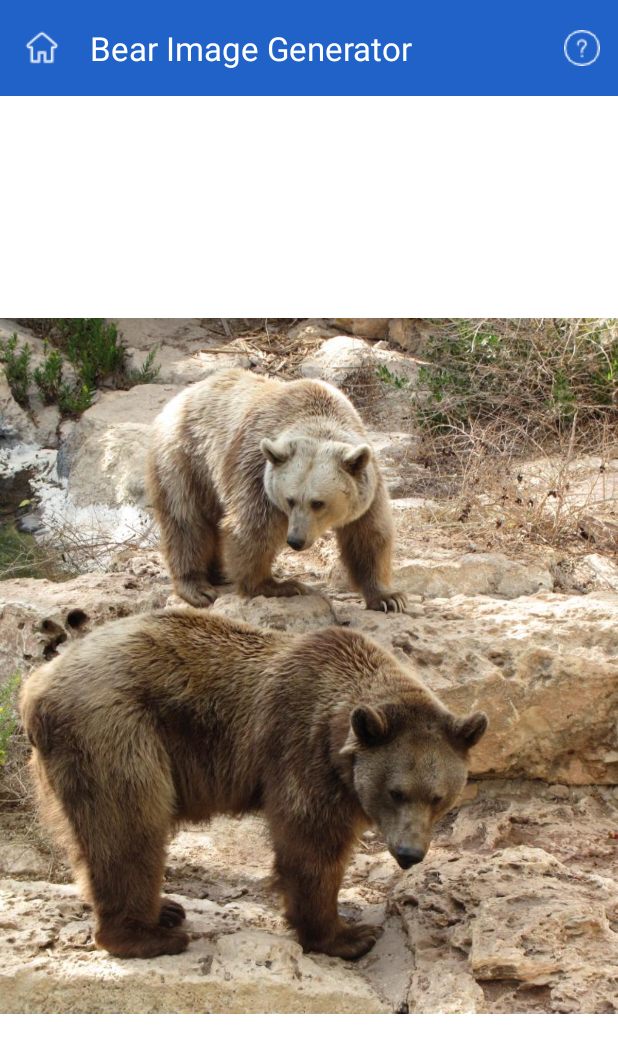
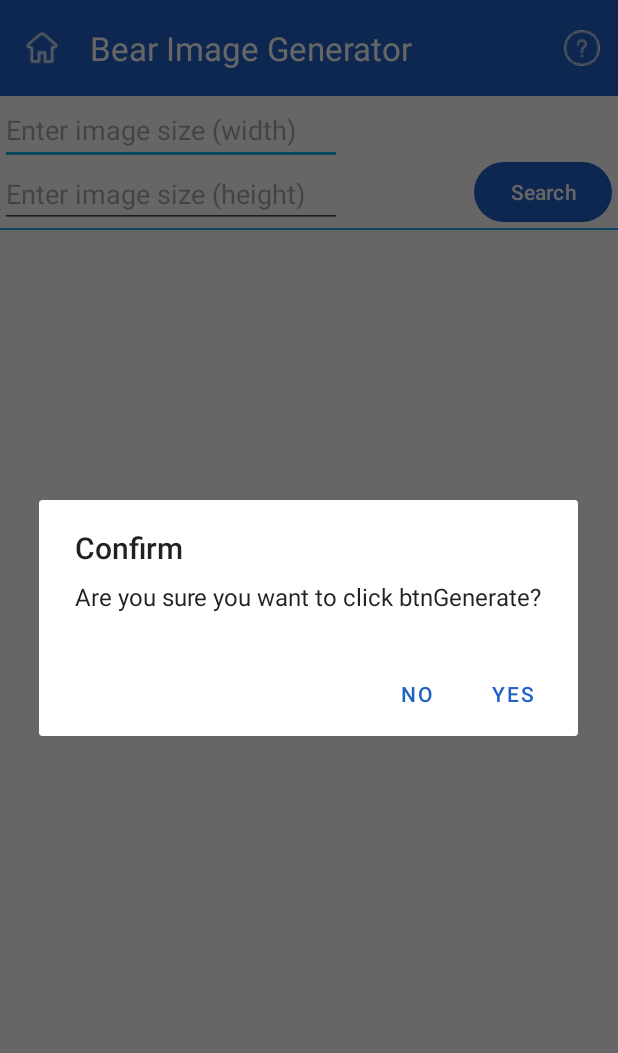
Before and after one commit to Derek-Tsang/FinalProject, an Android app: the BearImageGeneratorActivity screen opened directly, with no data from a screen before it, after a tap on "Search", on a phone screen of 412 x 824 dp. Shown: the top 1053 px of the screen. Run offline under Robolectric (Android 15) with nearby library versions, the phone set to English and light mode, and no system bars.

Commit message:
Bear part1

```diff
--- a/app/src/main/java/algonquin/cst2335/finalproject/UI/BearImageGeneratorActivity.java
+++ b/app/src/main/java/algonquin/cst2335/finalproject/UI/BearImageGeneratorActivity.java
@@ -1,27 +1,22 @@
 package algonquin.cst2335.finalproject.UI;
 
 import android.app.AlertDialog;
+import android.content.DialogInterface;
 import android.graphics.Color;
 import android.os.Bundle;
 import android.view.Menu;
 import android.view.MenuItem;
 import android.view.View;
-
 import androidx.appcompat.app.AppCompatActivity;
 import androidx.appcompat.widget.Toolbar;
 import androidx.recyclerview.widget.LinearLayoutManager;
-import androidx.recyclerview.widget.RecyclerView;
-
 import java.util.ArrayList;
-
 import algonquin.cst2335.finalproject.Adapter.BearAdapter;
 import algonquin.cst2335.finalproject.Entities.Bear;
 import algonquin.cst2335.finalproject.R;
 import algonquin.cst2335.finalproject.UI.Fragment.BearFragment;
-import algonquin.cst2335.finalproject.UI.Fragment.FlightDetailFragment;
+import algonquin.cst2335.finalproject.databinding.ActivityBearBinding;
 import algonquin.cst2335.finalproject.Utilities.CommonSharedPreference;
-import algonquin.cst2335.finalproject.databinding.ActivityBearBinding;
-import kotlin.reflect.KClassesImplKt;
 
 public class BearImageGeneratorActivity extends AppCompatActivity {
 
@@ -29,6 +24,7 @@
     ArrayList<Bear> bears = new ArrayList<>();
     BearAdapter adapter;
     Toolbar toolbar;
+
     @Override
     protected void onCreate(Bundle savedInstanceState) {
         //SharedPreference
@@ -40,12 +36,32 @@
         configureToolbar();
 
         binding.btnGenerate.setOnClickListener(click -> {
-            BearFragment bearFragment = new BearFragment(getApplicationContext());
-            getSupportFragmentManager().beginTransaction().add(R.id.fragmentDetailBear,bearFragment).addToBackStack("") .commit();
-            bears.add(new Bear());
-            adapter.notifyDataSetChanged();
+            // Show an AlertDialog to confirm clicking "btnGenerate"
+            AlertDialog.Builder alertDialogBuilder = new AlertDialog.Builder(this);
+            alertDialogBuilder.setTitle("Confirm");
+            alertDialogBuilder.setMessage("Are you sure you want to click btnGenerate?");
+            alertDialogBuilder.setPositiveButton("Yes", new DialogInterface.OnClickListener() {
+                @Override
+                public void onClick(DialogInterface dialog, int which) {
+                    // Code to perform when the user clicks "Yes" on the AlertDialog.
+                    BearFragment bearFragment = new BearFragment(getApplicationContext());
+                    getSupportFragmentManager().beginTransaction().add(R.id.fragmentDetailBear, bearFragment).addToBackStack("").commit();
+                    bears.add(new Bear());
+                    adapter.notifyDataSetChanged();
+                }
+            });
+            alertDialogBuilder.setNegativeButton("No", new DialogInterface.OnClickListener() {
+                @Override
+                public void onClick(DialogInterface dialog, int which) {
+                    // Code to perform when the user clicks "No" on the AlertDialog.
+                    dialog.dismiss();
+                }
+            });
+            AlertDialog alertDialog = alertDialogBuilder.create();
+            alertDialog.show();
         });
-        adapter = new BearAdapter(this,bears);
+
+        adapter = new BearAdapter(this, bears);
         binding.recyclerviewSavedImages.setAdapter(adapter);
         binding.recyclerviewSavedImages.setLayoutManager(new LinearLayoutManager(this));
     }
@@ -60,7 +76,6 @@
         binding.toolbar.setNavigationOnClickListener(click -> {
             finish();
         });
-
     }
 
     public void hideToolbar() {
@@ -86,4 +101,4 @@
         }
         return super.onOptionsItemSelected(item);
     }
-    }
+}
```
Also changed, not shown: app/src/main/java/algonquin/cst2335/finalproject/Adapter/BearAdapter.java (+12 -0 lines).
